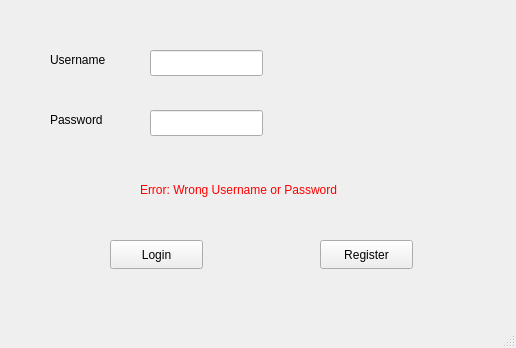
Qt form Cinemaproject/loginwindow.ui (Mohamed-H-Ali/CinemaProject) before a commit.
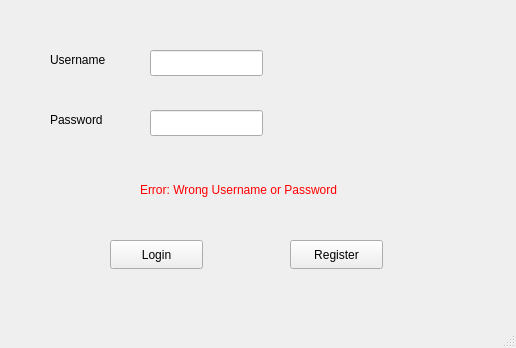
The same form after that commit.

Commit message: Register window is about to be finished

```diff
--- a/Cinemaproject/loginwindow.ui
+++ b/Cinemaproject/loginwindow.ui
@@ -30,7 +30,7 @@
    <widget class="QPushButton" name="pushButtonRegiester">
     <property name="geometry">
      <rect>
-      <x>320</x>
+      <x>290</x>
       <y>240</y>
       <width>93</width>
       <height>29</height>
```
The commit also changes 4 other files.
